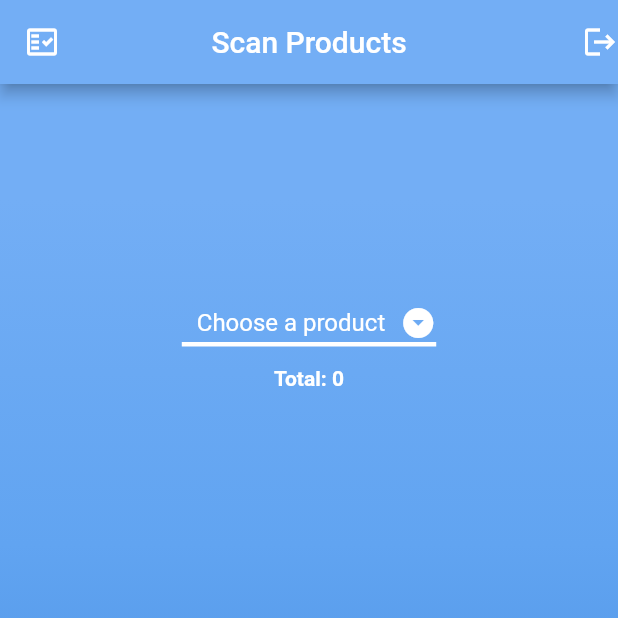
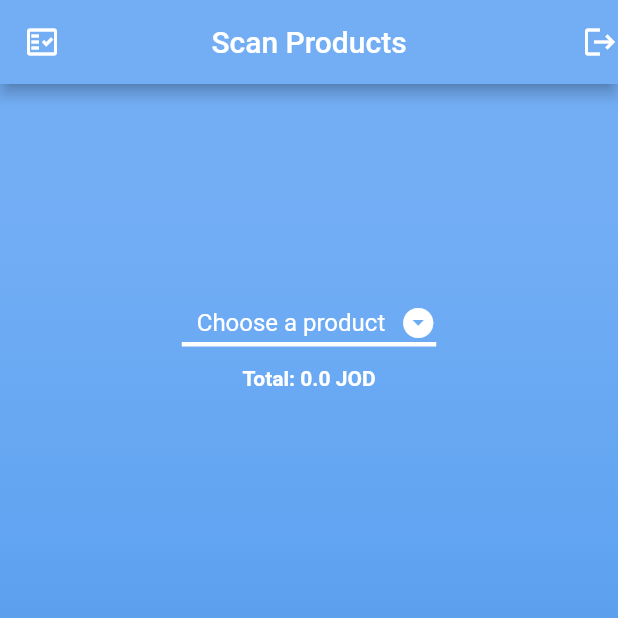
Before and after one commit to AbdallahDev/barcode_scan_flutter_app, a Flutter app: the ScanProduct screen opened directly, on a phone screen of 412 x 824 dp, the top half of it. Run offline on Flutter 3.47's test engine with Material 2 defaults, Android fonts, the phone set to English and light mode, and no system bars; missing offline and left inert: barcode_scan; accounts and stored records are empty; network calls fail; Roboto replaces fonts that are missing (OpenSans).

Commit message:
I've added the total

```diff
--- a/lib/screen/scanProduct.dart
+++ b/lib/screen/scanProduct.dart
@@ -36,6 +36,7 @@ class _ScanProductState extends State<ScanProduct> {
   List<Product> _productList;
   Product _selectedProduct;
   String _result = "";
+  double _total = 0.0;
   final blackTextStyle = TextStyle(
     color: Colors.black,
     fontWeight: FontWeight.bold,
@@ -163,6 +164,7 @@ class _ScanProductState extends State<ScanProduct> {
       var qrResult = await BarcodeScanner.scan();
       setState(() {
         _result = "";
+        _total += 1;
         _barcodeList.add(qrResult.rawContent);
       });
       _barcodeList.forEach((element) {
@@ -290,8 +292,11 @@ class _ScanProductState extends State<ScanProduct> {
             ),
           ),
           Align(
-            alignment: Alignment(0,-0.5),
-            child: Text("Total: 0",style: whiteTextStyle,),
+            alignment: Alignment(0, -0.5),
+            child: Text(
+              "Total: $_total JOD",
+              style: whiteTextStyle,
+            ),
           ),
           Align(
             alignment: Alignment.center,
@@ -310,7 +315,10 @@ class _ScanProductState extends State<ScanProduct> {
           ),
           Align(
             alignment: Alignment.center,
-            child: Text(_result,style: whiteTextStyle,),
+            child: Text(
+              _result,
+              style: whiteTextStyle,
+            ),
           )
         ],
       ),
```
